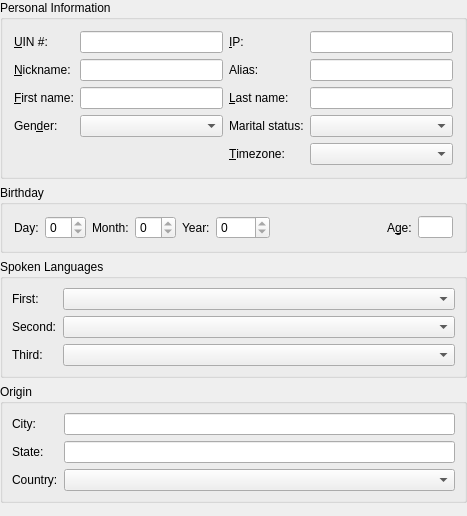
This is protocols/oscar/icq/ui/icqgeneralinfo.ui in KDE/kopete as Qt 5 draws it before an edit. The edited form follows.
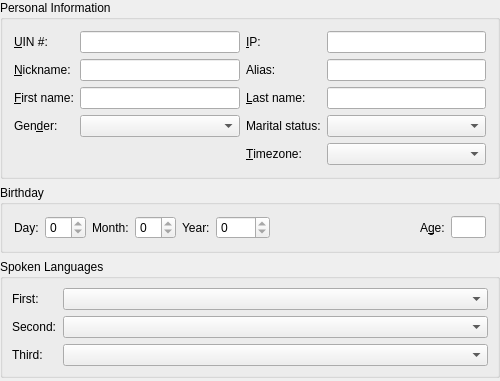
This is the edited form.

Commit message: Fix bug 153620: Kopete ICQ User information dialog too high for 1024x768 Move Origin box from General Info to Home info.

Patch:
```diff
--- a/protocols/oscar/icq/ui/icqgeneralinfo.ui
+++ b/protocols/oscar/icq/ui/icqgeneralinfo.ui
@@ -5,8 +5,8 @@
    <rect>
     <x>0</x>
     <y>0</y>
-    <width>467</width>
-    <height>516</height>
+    <width>500</width>
+    <height>381</height>
    </rect>
   </property>
   <layout class="QVBoxLayout" >
@@ -111,6 +111,12 @@
       </item>
       <item row="2" column="1" >
        <widget class="QLineEdit" name="firstNameEdit" >
+        <property name="sizePolicy" >
+         <sizepolicy vsizetype="Fixed" hsizetype="Expanding" >
+          <horstretch>1</horstretch>
+          <verstretch>0</verstretch>
+         </sizepolicy>
+        </property>
         <property name="readOnly" >
          <bool>true</bool>
         </property>
@@ -128,6 +134,12 @@
       </item>
       <item row="2" column="3" >
        <widget class="QLineEdit" name="lastNameEdit" >
+        <property name="sizePolicy" >
+         <sizepolicy vsizetype="Fixed" hsizetype="Expanding" >
+          <horstretch>1</horstretch>
+          <verstretch>0</verstretch>
+         </sizepolicy>
+        </property>
         <property name="readOnly" >
          <bool>true</bool>
         </property>
@@ -392,87 +404,6 @@
      </layout>
     </widget>
    </item>
-   <item>
-    <widget class="QGroupBox" name="groupBox_3" >
-     <property name="title" >
-      <string>Origin</string>
-     </property>
-     <layout class="QGridLayout" >
-      <property name="leftMargin" >
-       <number>9</number>
-      </property>
-      <property name="topMargin" >
-       <number>9</number>
-      </property>
-      <property name="rightMargin" >
-       <number>9</number>
-      </property>
-      <property name="bottomMargin" >
-       <number>9</number>
-      </property>
-      <property name="horizontalSpacing" >
-       <number>6</number>
-      </property>
-      <property name="verticalSpacing" >
-       <number>6</number>
-      </property>
-      <item row="0" column="0" >
-       <widget class="QLabel" name="textLabel2_2" >
-        <property name="text" >
-         <string>City:</string>
-        </property>
-        <property name="buddy" >
-         <cstring>oCityEdit</cstring>
-        </property>
-       </widget>
-      </item>
-      <item row="0" column="1" >
-       <widget class="QLineEdit" name="oCityEdit" >
-        <property name="readOnly" >
-         <bool>true</bool>
-        </property>
-       </widget>
-      </item>
-      <item row="1" column="0" >
-       <widget class="QLabel" name="textLabel1_2" >
-        <property name="text" >
-         <string>State:</string>
-        </property>
-        <property name="buddy" >
-         <cstring>oStateEdit</cstring>
-        </property>
-       </widget>
-      </item>
-      <item row="1" column="1" >
-       <widget class="QLineEdit" name="oStateEdit" >
-        <property name="readOnly" >
-         <bool>true</bool>
-        </property>
-       </widget>
-      </item>
-      <item row="2" column="0" >
-       <widget class="QLabel" name="textLabel3_2" >
-        <property name="text" >
-         <string>Country:</string>
-        </property>
-        <property name="buddy" >
-         <cstring>oCountryCombo</cstring>
-        </property>
-       </widget>
-      </item>
-      <item row="2" column="1" >
-       <widget class="QComboBox" name="oCountryCombo" >
-        <property name="sizePolicy" >
-         <sizepolicy vsizetype="Fixed" hsizetype="Expanding" >
-          <horstretch>0</horstretch>
-          <verstretch>0</verstretch>
-         </sizepolicy>
-        </property>
-       </widget>
-      </item>
-     </layout>
-    </widget>
-   </item>
    <item>
     <spacer>
      <property name="orientation" >
```
Left out of the diff: 3 changed lines with no effect on the pictures. The commit also changes 3 other files.
